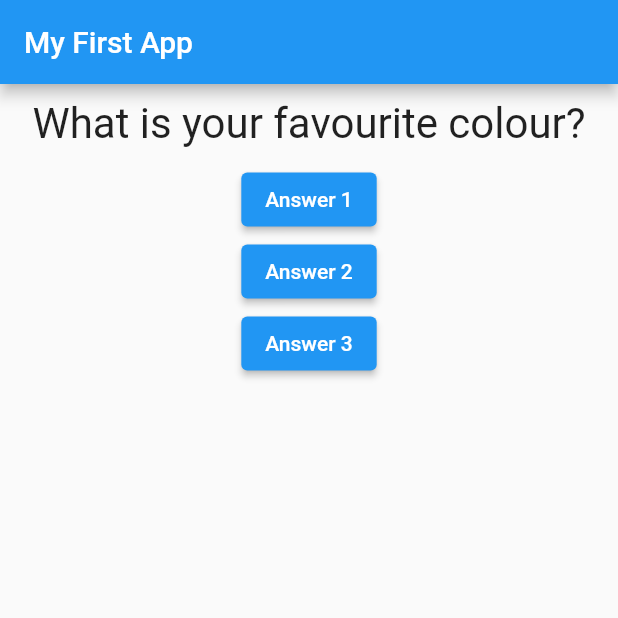
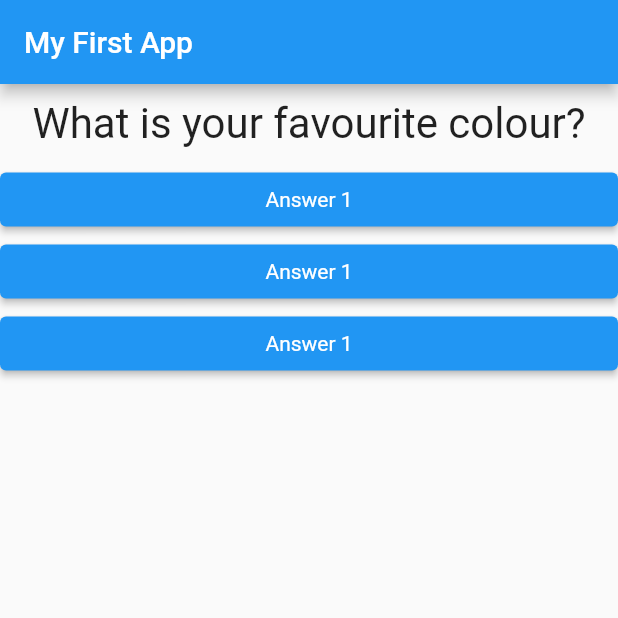
Before and after one commit to aimenhamed/flutter-learning, a Flutter app: the screen it shows after launch, on a phone screen of 412 x 824 dp, the top half of it. Run offline on Flutter 3.47's test engine with Material 2 defaults, Android fonts, the phone set to English and light mode, and no system bars.

Commit message:
added answer widget

```diff
--- /dev/null
+++ b/lib/answer.dart
@@ -0,0 +1,24 @@
+import 'package:flutter/material.dart';
+
+class Answer extends StatelessWidget {
+  final selectHandler;
+
+  Answer(this.selectHandler);
+
+  @override
+  Widget build(BuildContext context) {
+    return Container(
+      width: double.infinity,
+      child: ElevatedButton(
+        style: ElevatedButton.styleFrom(
+          primary: Colors.blue,
+          textStyle: TextStyle(
+            color: Colors.white,
+          ),
+        ),
+        child: Text('Answer 1'),
+        onPressed: selectHandler,
+      ),
+    );
+  }
+}
--- a/lib/main.dart
+++ b/lib/main.dart
@@ -1,6 +1,7 @@
 import 'package:flutter/material.dart';
 // Files
 import './question.dart';
+import './answer.dart';
 
 void main() => runApp(MyApp());
 
@@ -37,18 +38,9 @@ class _MyAppState extends State<MyApp> {
             Question(
               questions[_questionIndex],
             ),
-            ElevatedButton(
-              child: Text('Answer 1'),
-              onPressed: _answerQuestion,
-            ),
-            ElevatedButton(
-              child: Text('Answer 2'),
-              onPressed: _answerQuestion,
-            ),
-            ElevatedButton(
-              child: Text('Answer 3'),
-              onPressed: _answerQuestion,
-            ),
+            Answer(_answerQuestion),
+            Answer(_answerQuestion),
+            Answer(_answerQuestion),
           ],
         ),
       ),
```
Also changed, not shown: lib/question.dart (line endings or trailing spaces), 2 other files.
